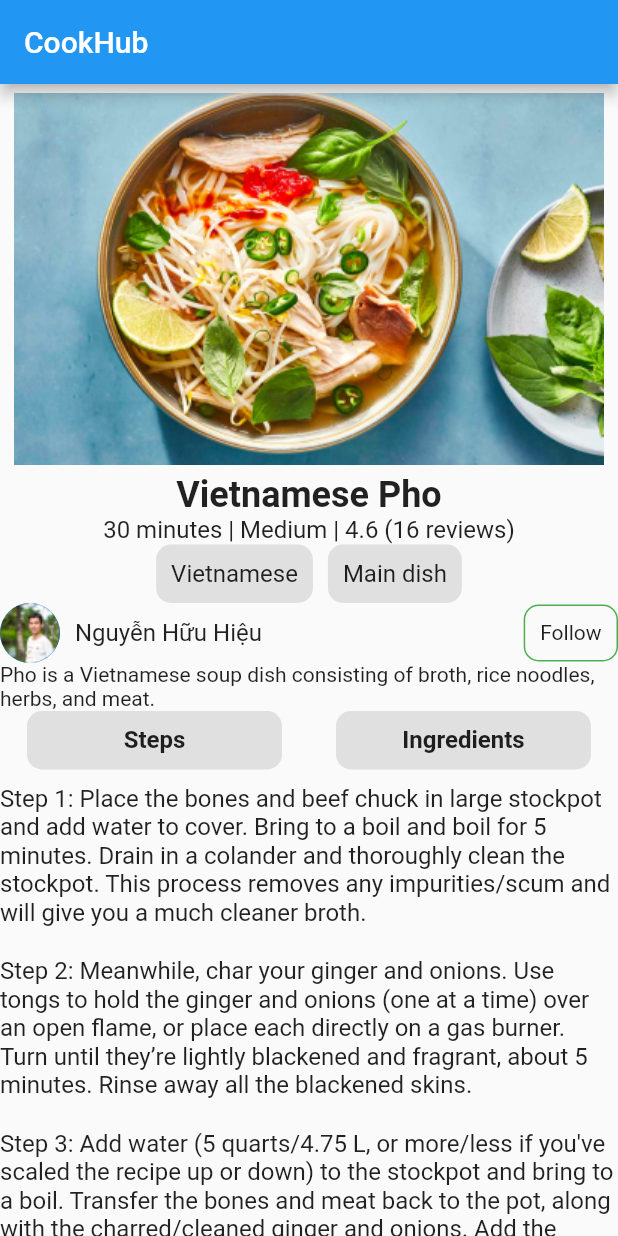
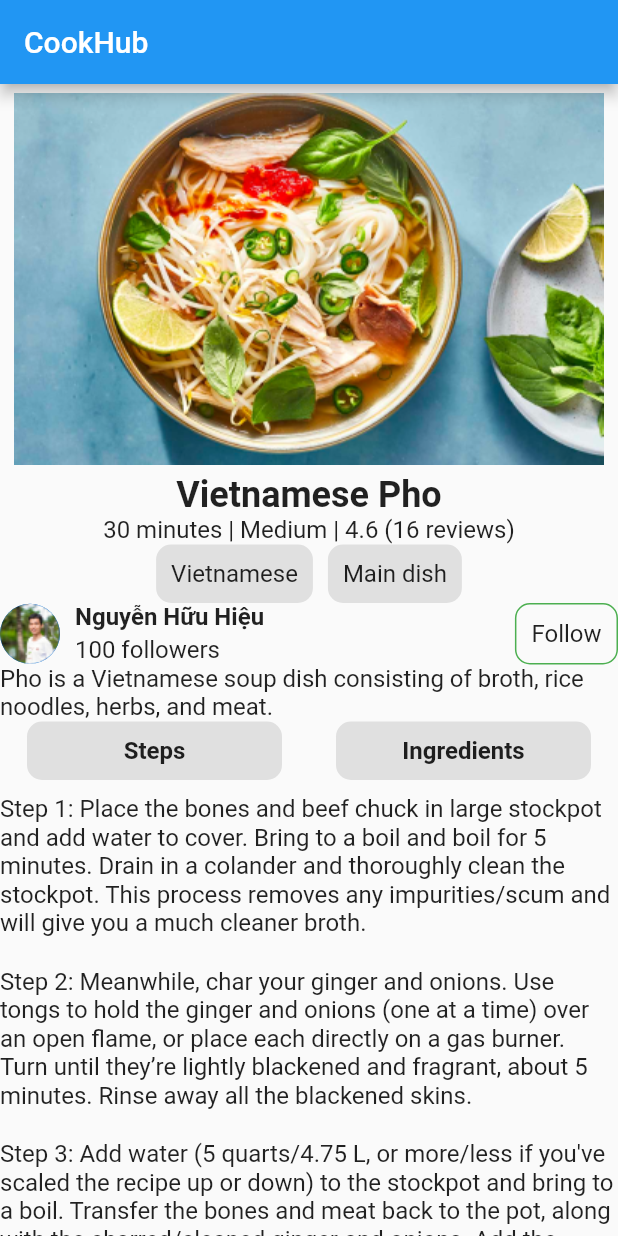
Before and after one commit to k1enttt/cookhub-frontend, a Flutter app: the screen it shows after launch, on a phone screen of 412 x 824 dp. Run offline on Flutter 3.47's test engine with Material 2 defaults, Android fonts, the phone set to English and light mode, and no system bars; our stand-ins replace get.

Commit message:
Separate data and UI

```diff
--- a/lib/app/modules/recipes/recipes_controller.dart
+++ b/lib/app/modules/recipes/recipes_controller.dart
@@ -104,4 +104,7 @@ class RecipesController extends GetxController {
 
   // Step view là true, ingredient view là false
   RxBool isStepsViewOrIngredientView = true.obs;
+
+  // Số lượng món ăn không thể < 0
+  RxInt dishQuantity = 1.obs;
 }
--- a/lib/app/modules/recipes/screens/recipes_screen.dart
+++ b/lib/app/modules/recipes/screens/recipes_screen.dart
@@ -7,6 +7,7 @@ import 'package:cookhub_frontend/app/modules/recipes/widgets/comment_text.dart';
 import 'package:cookhub_frontend/app/modules/recipes/widgets/ingredient_item.dart';
 import 'package:cookhub_frontend/app/modules/recipes/widgets/step_images.dart';
 import 'package:cookhub_frontend/app/modules/recipes/widgets/step_text.dart';
+import 'package:cookhub_frontend/core/values/fonts.dart';
 import 'package:cookhub_frontend/core/values/strings.dart';
 import 'package:flutter/material.dart';
 import 'package:get/get.dart';
@@ -19,10 +20,28 @@ class RecipesScreen extends StatelessWidget {
     RecipesController controller = Get.put(RecipesController());
     double screenWidth = MediaQuery.of(context).size.width;
 
+    // Font
+    TextStyle heading2Style = CustomFonts.heading2Style;
+    TextStyle mediumStyle = CustomFonts.mediumStyle;
+    TextStyle normalStyle = CustomFonts.normalStyle;
+
+    // Data
+    String backgroundImg = 'assets/back_image.png';
+    String dishName = 'Vietnamese Pho';
+    String authorName = 'Nguyễn Hữu Hiệu';
+    int authorFollowers = 100;
+    String authorAvt = 'assets/author_avt.png';
+    String dishDescription =
+        'Pho is a Vietnamese soup dish consisting of broth, rice noodles, herbs, and meat.';
+    CookingDuration cookingDuration =
+        CookingDuration(time: 30, unit: 'minutes');
+    String cookingLevel = 'Medium';
+    double rating = 4.6;
+    int reviewQuantity = 16;
+    RxInt dishQuantity = controller.dishQuantity;
+    int ingredientQuantity = 15;
     RxBool isStepsViewOrIngredientsView =
         controller.isStepsViewOrIngredientView;
-
-    // Data
     List<RecipeStep> steps = controller.steps;
     List<Ingredient> ingredients = controller.ingredients;
     List<Comment> comments = controller.comments;
@@ -37,6 +56,16 @@ class RecipesScreen extends StatelessWidget {
       isStepsViewOrIngredientsView.value = false;
     }
 
+    void increaseDishQuantity() {
+      dishQuantity.value++;
+    }
+
+    void decreaseDishQuantity() {
+      if (dishQuantity.value > 0) {
+        dishQuantity.value--;
+      }
+    }
+
     return Scaffold(
       appBar: AppBar(
         title: const Text(Strings.appName),
@@ -47,21 +76,21 @@ class RecipesScreen extends StatelessWidget {
           children: [
             // Hình ảnh nền
             Image(
-              image: const AssetImage('assets/back_image.png'),
+              image: AssetImage(backgroundImg),
               width: screenWidth,
             ),
 
             // Tựa đề
             // Thời gian nấu | Độ khó | Đánh giá
-            const Text(
-              "Vietnamese Pho",
+            Text(
+              dishName,
               textAlign: TextAlign.center,
-              style: TextStyle(fontSize: 24, fontWeight: FontWeight.bold),
+              style: heading2Style,
             ),
-            const Text(
-              "30 minutes | Medium | 4.6 (16 reviews)",
+            Text(
+              "${cookingDuration.time} ${cookingDuration.unit} | $cookingLevel | $rating ($reviewQuantity reviews)",
               textAlign: TextAlign.center,
-              style: TextStyle(fontSize: 16, fontWeight: FontWeight.normal),
+              style: normalStyle,
             ),
 
             // Tags
@@ -78,8 +107,7 @@ class RecipesScreen extends StatelessWidget {
                   padding: const EdgeInsets.all(10),
                   child: Text(
                     tags[tagIndex].name,
-                    style: const TextStyle(
-                        fontSize: 16, fontWeight: FontWeight.normal),
+                    style: normalStyle,
                   ),
                 ),
               ),
@@ -92,16 +120,27 @@ class RecipesScreen extends StatelessWidget {
                 children: [
                   SizedBox(
                     child: Row(
-                      children: const [
+                      children: [
                         CircleAvatar(
-                          backgroundImage: AssetImage('assets/author_avt.png'),
+                          backgroundImage: AssetImage(authorAvt),
                           radius: 20,
                         ),
-                        SizedBox(width: 10),
-                        Text(
-                          "Nguyễn Hữu Hiệu",
-                          style: TextStyle(
-                              fontSize: 16, fontWeight: FontWeight.normal),
+                        const SizedBox(width: 10),
+                        SizedBox(
+                          child: Column(
+                            crossAxisAlignment: CrossAxisAlignment.start,
+                            children: [
+                              Text(
+                                authorName,
+                                style: mediumStyle,
+                              ),
+                              const SizedBox(height: 3),
+                              Text(
+                                '$authorFollowers followers',
+                                style: normalStyle,
+                              ),
+                            ],
+                          ),
                         ),
                       ],
                     ),
@@ -112,15 +151,20 @@ class RecipesScreen extends StatelessWidget {
                       borderRadius: BorderRadius.circular(10),
                       border: Border.all(color: Colors.green),
                     ),
-                    child: const Text('Follow'),
+                    child: Text(
+                      'Follow',
+                      style: normalStyle,
+                    ),
                   )
                 ],
               ),
             ),
 
             // Mô tả
-            const Text(
-                'Pho is a Vietnamese soup dish consisting of broth, rice noodles, herbs, and meat.'),
+            Text(
+              dishDescription,
+              style: normalStyle,
+            ),
 
             // Các bước thực hiện && Thành phần - Nút bấm
             SizedBox(
@@ -137,10 +181,9 @@ class RecipesScreen extends StatelessWidget {
                         borderRadius: BorderRadius.circular(10),
                         color: Colors.grey[300],
                       ),
-                      child: const Text(
+                      child: Text(
                         "Steps",
-                        style: TextStyle(
-                            fontSize: 16, fontWeight: FontWeight.bold),
+                        style: mediumStyle,
                       ),
                     ),
                   ),
@@ -154,10 +197,9 @@ class RecipesScreen extends StatelessWidget {
                         borderRadius: BorderRadius.circular(10),
                         color: Colors.grey[300],
                       ),
-                      child: const Text(
+                      child: Text(
                         "Ingredients",
-                        style: TextStyle(
-                            fontSize: 16, fontWeight: FontWeight.bold),
+                        style: mediumStyle,
                       ),
                     ),
                   ),
@@ -168,7 +210,10 @@ class RecipesScreen extends StatelessWidget {
             // Các bước chi tiết
             (isStepsViewOrIngredientsView.value == true)
                 ? (steps.isEmpty
-                    ? const Text('No steps')
+                    ? Text(
+                        'No steps',
+                        style: normalStyle,
+                      )
                     : SizedBox(
                         height: 500,
                         child: ListView.builder(
@@ -207,13 +252,17 @@ class RecipesScreen extends StatelessWidget {
                 // Thành phần chi tiết
                 SizedBox(
                     child: Column(
+                      mainAxisAlignment: MainAxisAlignment.start,
                       children: [
                         // Số lượng phần ăn được phục vụ
                         SizedBox(
                           child: Row(
                             mainAxisAlignment: MainAxisAlignment.spaceBetween,
                             children: [
-                              const Text('How many servings?'),
+                              Text(
+                                'How many servings?',
+                                style: normalStyle,
+                              ),
 
                               // Quantity and button to increase/decrease
                               SizedBox(
@@ -221,7 +270,7 @@ class RecipesScreen extends StatelessWidget {
                                   mainAxisAlignment: MainAxisAlignment.center,
                                   children: [
                                     IconButton(
-                                        onPressed: () {},
+                                        onPressed: decreaseDishQuantity,
                                         icon: const Icon(
                                           Icons.remove_circle_outline,
                                           size: 16,
@@ -229,15 +278,13 @@ class RecipesScreen extends StatelessWidget {
                                         )),
                                     Container(
                                       padding: const EdgeInsets.all(10),
-                                      child: const Text(
-                                        "1",
-                                        style: TextStyle(
-                                            fontSize: 16,
-                                            fontWeight: FontWeight.bold),
+                                      child: Text(
+                                        dishQuantity.toString(),
+                                        style: mediumStyle,
                                       ),
                                     ),
                                     IconButton(
-                                        onPressed: () {},
+                                        onPressed: increaseDishQuantity,
                                         icon: const Icon(
                                           Icons.add_circle_outline,
                                           size: 16,
@@ -251,15 +298,21 @@ class RecipesScreen extends StatelessWidget {
                         ),
 
                         // Số lượng gia vị
-                        const Text(
-                          "15 ingredients",
-                          style: TextStyle(
-                              fontSize: 16, fontWeight: FontWeight.bold),
+                        SizedBox(
+                          width: screenWidth,
+                          child: Text(
+                            "$ingredientQuantity ingredients",
+                            textAlign: TextAlign.left,
+                            style: mediumStyle,
+                          ),
                         ),
 
                         // Danh sách các thành phần
                         (ingredients.isEmpty)
-                            ? const Text('No ingredients')
+                            ? Text(
+                                'No ingredients',
+                                style: normalStyle,
+                              )
                             : (ListView.builder(
                                 shrinkWrap: true,
                                 physics: const NeverScrollableScrollPhysics(),
@@ -282,15 +335,15 @@ class RecipesScreen extends StatelessWidget {
             ),
 
             // Comments
-            const Text(
+            Text(
               "Comments",
-              style: TextStyle(fontSize: 16, fontWeight: FontWeight.bold),
+              style: mediumStyle,
             ),
 
             SizedBox(
                 child: Row(
               children: [
-                const Image(image: AssetImage('assets/user_avt.png')),
+                Image(image: AssetImage(authorAvt)),
                 const SizedBox(width: 10),
                 Expanded(
                   child: TextField(
@@ -312,7 +365,10 @@ class RecipesScreen extends StatelessWidget {
 
             // Danh sách các comment
             comments.isEmpty
-                ? const Text('No comments')
+                ? Text(
+                    'No comments',
+                    style: normalStyle,
+                  )
                 : Container(
                     margin: const EdgeInsets.symmetric(
                         vertical: 20, horizontal: 10),
@@ -337,3 +393,9 @@ class RecipesScreen extends StatelessWidget {
     );
   }
 }
+
+class CookingDuration {
+  int time;
+  String unit;
+  CookingDuration({required this.time, required this.unit});
+}
--- /dev/null
+++ b/lib/core/values/fonts.dart
@@ -0,0 +1,10 @@
+import 'package:flutter/material.dart';
+
+class CustomFonts {
+  static const TextStyle heading2Style =
+      TextStyle(fontSize: 24, fontWeight: FontWeight.bold);
+  static const TextStyle mediumStyle =
+      TextStyle(fontSize: 16, fontWeight: FontWeight.bold);
+  static const TextStyle normalStyle =
+      TextStyle(fontSize: 16, fontWeight: FontWeight.normal);
+}
```
